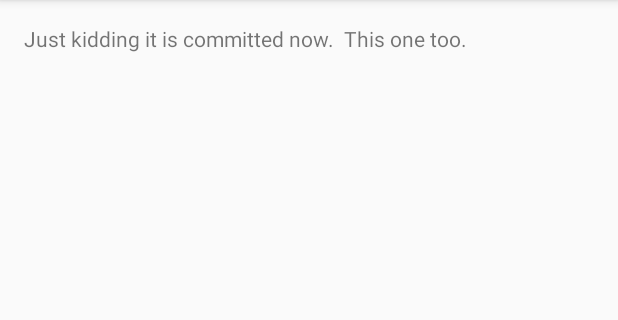
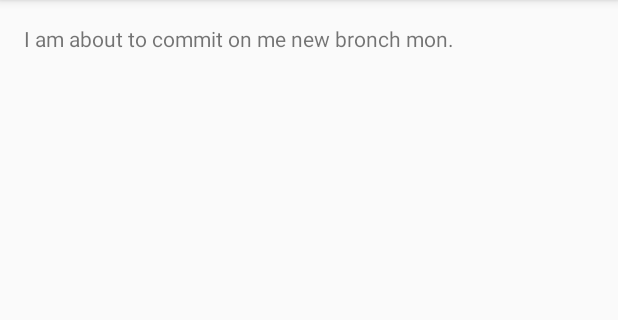
Before and after one commit to mlensi/StudioTester1, an Android app: the screen it shows after launch (MainActivity), on a phone screen of 412 x 824 dp, the part 84-404 px from its top. Run offline under Robolectric (Android 15) with nearby library versions, the phone set to English and light mode, and no system bars.

Commit message:
first commit onto mebronchmon

```diff
--- a/app/src/main/java/com/example/michaellensi/testicall/MainActivity.java
+++ b/app/src/main/java/com/example/michaellensi/testicall/MainActivity.java
@@ -12,10 +12,6 @@ public class MainActivity extends AppCompatActivity {
         setContentView(R.layout.activity_main);
 
         TextView tView = (TextView) this.findViewById(R.id.txtvw_HelloWorld);
-        tView.setText("HELLOOOOOOO WORLD I AM IN YOU! (v1.0.3)");
-        tView.setText("We should be branchin', yeah!");
-        tView.setText("We ARE branching!");
-        tView.setText("This is an uncommitted change");
-        tView.setText("Just kidding it is committed now.  This one too.");
+        tView.setText("I am about to commit on me new bronch mon.");
     }
 }
```
